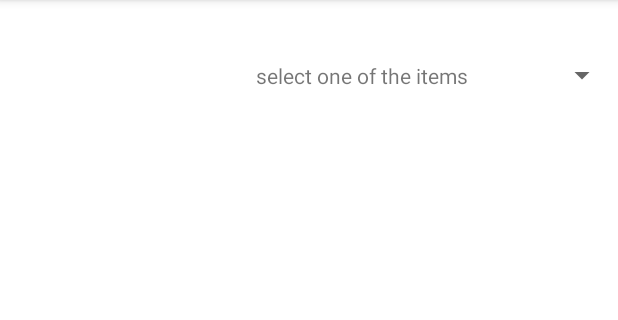
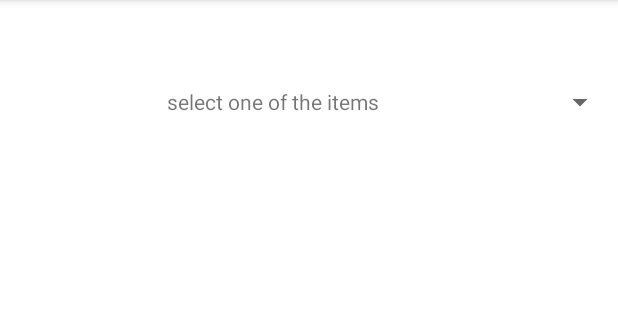
Before and after one commit to XufengRen/3515_Assignment03, an Android app: the screen it shows after launch (ImageActivity), on a phone screen of 412 x 824 dp, the part 84-404 px from its top. Run offline under Robolectric (Android 15) with nearby library versions, the phone set to English and light mode, and no system bars.

Commit message:
fix layout

```diff
--- a/app/src/main/java/edu/temple/a3515_assignment03/myAdapter.java
+++ b/app/src/main/java/edu/temple/a3515_assignment03/myAdapter.java
@@ -37,22 +37,27 @@ public class myAdapter extends BaseAdapter {
 
     @Override
     public View getView(int position, View convertView, ViewGroup parent) {
-        LayoutInflater inflater = (LayoutInflater)context.getSystemService(Context.LAYOUT_INFLATER_SERVICE);
 
-        View row = inflater.inflate(R.layout.spinner_layout,parent,false);
-        TextView textView = (TextView)row.findViewById(R.id.spinnerText);
-        textView.setText(items.get(position));
         if(position>0){
+            LayoutInflater inflater = (LayoutInflater)context.getSystemService(Context.LAYOUT_INFLATER_SERVICE);
+            View row = inflater.inflate(R.layout.spinner_layout,parent,false);
+            TextView textView = (TextView)row.findViewById(R.id.spinnerText);
+            textView.setText(items.get(position));
+            textView.setGravity(Gravity.CENTER);
             ImageView imageView = (ImageView)row.findViewById(R.id.spinnerImage);
             imageView.setImageResource(imageID[position - 1]);
+            return row;
         }else{
+            TextView textView = new TextView(context);
             textView.setText(items.get(position));
+            textView.setGravity(Gravity.CENTER);
+            return textView;
         }
-        textView.setGravity(Gravity.CENTER);
+
 //        TextView textView = new TextView(context);
 //        textView.setText(items.get(position));
 //        textView.setGravity(Gravity.CENTER);
 //        return textView;
-        return row;
+
     }
 }
--- a/app/src/main/res/layout/activity_main.xml
+++ b/app/src/main/res/layout/activity_main.xml
@@ -8,29 +8,31 @@
 
     <ImageView
         android:id="@+id/imageView"
-        android:layout_width="362dp"
-        android:layout_height="348dp"
+        android:layout_width="266dp"
+        android:layout_height="244dp"
         app:layout_constraintBottom_toBottomOf="parent"
         app:layout_constraintEnd_toEndOf="parent"
-        app:layout_constraintHorizontal_bias="0.489"
+        app:layout_constraintHorizontal_bias="0.496"
         app:layout_constraintStart_toStartOf="parent"
         app:layout_constraintTop_toTopOf="parent"
-        app:layout_constraintVertical_bias="0.814"
+        app:layout_constraintVertical_bias="0.694"
         tools:srcCompat="@tools:sample/avatars" />
 
     <ListView
         android:id="@+id/listView"
-        android:layout_width="313dp"
-        android:layout_height="225dp"        app:layout_constraintBottom_toTopOf="@+id/imageView"
+        android:layout_width="328dp"
+        android:layout_height="287dp"
+        app:layout_constraintBottom_toBottomOf="parent"
         app:layout_constraintEnd_toEndOf="parent"
+        app:layout_constraintHorizontal_bias="0.493"
         app:layout_constraintStart_toStartOf="parent"
         app:layout_constraintTop_toTopOf="parent"
-        app:layout_constraintVertical_bias="0.85" />
+        app:layout_constraintVertical_bias="0.281" />
 
     <Spinner
         android:id="@+id/spinner"
-        android:layout_width="match_parent"
-        android:layout_height="wrap_content"
+        android:layout_width="409dp"
+        android:layout_height="76dp"
         android:text="spinner"
         app:layout_constraintBottom_toTopOf="@+id/listView"
         app:layout_constraintEnd_toEndOf="parent"
```
